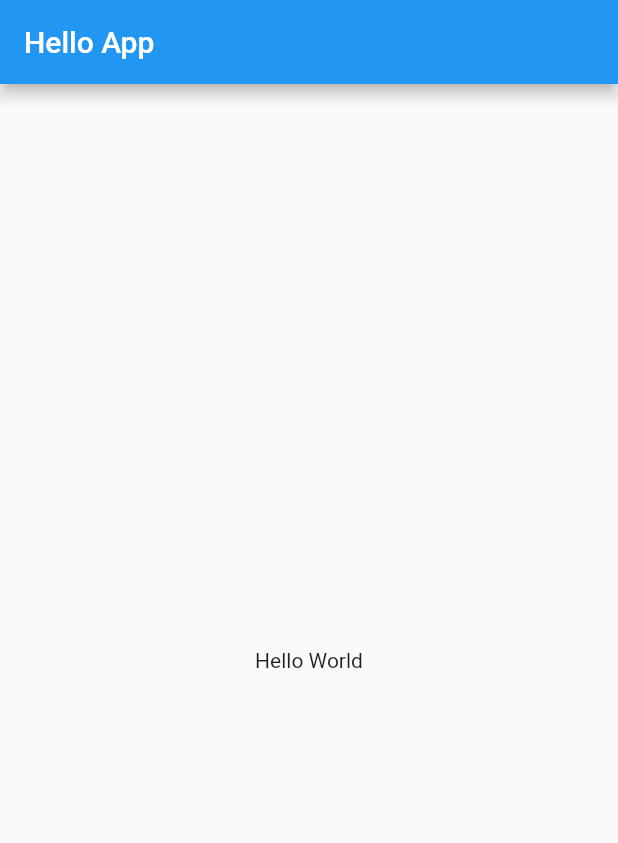
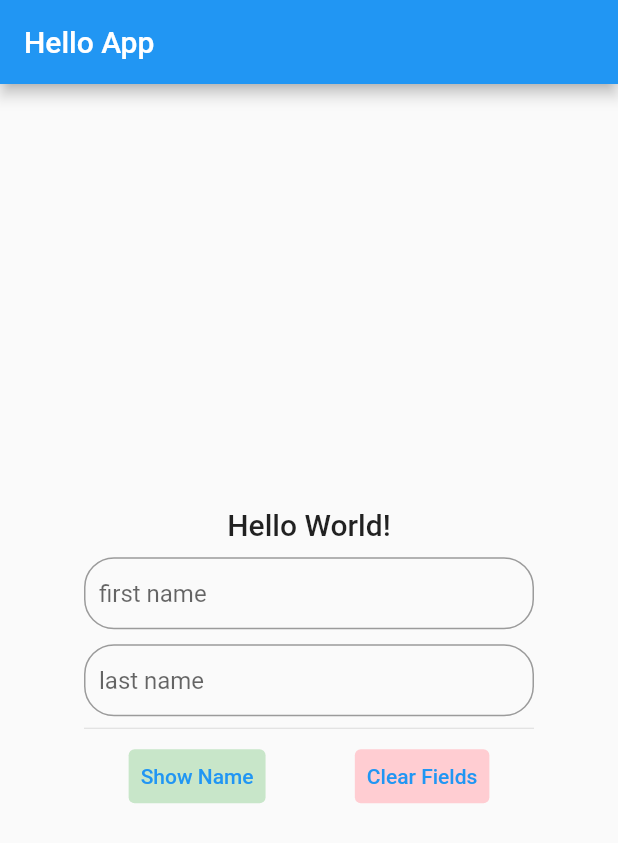
Before and after one commit to TechiePhil/hello_app, a Flutter app: the screen it shows after launch, on a phone screen of 412 x 824 dp. Shown: the top 843 px of the screen. Run offline on Flutter 3.47's test engine with Material 2 defaults, Android fonts, the phone set to English and light mode, and no system bars.

Commit message:
Added two input text fields and two buttons. The text fields are for the first and last name respectively, and the buttons are to display the names and to clear the text fields.

```diff
--- a/lib/main.dart
+++ b/lib/main.dart
@@ -12,15 +12,13 @@ class MyApp extends StatelessWidget {
       theme: ThemeData(
         primarySwatch: Colors.blue,
       ),
-      home: MyHomePage(title: 'Flutter Demo Home Page'),
+      home: MyHomePage(),
     );
   }
 }
 
 class MyHomePage extends StatefulWidget {
-  MyHomePage({Key? key, this.title}) : super(key: key);
-
-  final String? title;
+  MyHomePage({Key? key}) : super(key: key);
 
   @override
   _MyHomePageState createState() => _MyHomePageState();
@@ -28,10 +26,31 @@ class MyHomePage extends StatefulWidget {
 
 class _MyHomePageState extends State<MyHomePage> {
   late String firstName, lastName;
+  String message = 'Hello World!';
 
+  // TextField controllers
+  TextEditingController firstNameController = TextEditingController();
+  TextEditingController lastNameController = TextEditingController();
+
+  // method to display full name
   void showName() {
     setState(() {
+      // check to make sure both text fields have values before displaying them
+      if (firstNameController.text.isNotEmpty &&
+          lastNameController.text.isNotEmpty) {
+        message = '${firstNameController.text}, ${lastNameController.text}';
+        firstNameController.clear();
+        lastNameController.clear();
+      }
+    });
+  }
 
+  // method to clear all text field
+  void clearTextFields() {
+    setState(() {
+      firstNameController.clear();
+      lastNameController.clear();
+      message = 'Hello World!';
     });
   }
 
@@ -42,11 +61,64 @@ class _MyHomePageState extends State<MyHomePage> {
         title: Text('Hello App'),
       ),
       body: Center(
-        child: Column(
-          mainAxisAlignment: MainAxisAlignment.center,
-          children: <Widget>[
-            Text('Hello World')
-          ],
+        child: Container(
+          width: 300,
+          child: Column(
+            mainAxisAlignment: MainAxisAlignment.center,
+            children: <Widget>[
+              Text(
+                message,
+                style: TextStyle(
+                  fontSize: 20,
+                  fontWeight: FontWeight.w500,
+                )
+              ),
+              SizedBox(height: 10),
+              TextField(
+                controller: firstNameController,
+                decoration: InputDecoration(
+                  border: OutlineInputBorder(
+                    borderRadius: BorderRadius.all(Radius.circular(20))
+                  ),
+                  hintText: 'first name',
+                  contentPadding: EdgeInsets.only(left: 10)
+                )
+              ),
+              SizedBox(height: 10),
+              TextField(
+                controller: lastNameController,
+                decoration: InputDecoration(
+                  border: OutlineInputBorder(
+                    borderRadius: BorderRadius.all(Radius.circular(20))
+                  ),
+                  hintText: 'last name',
+                  contentPadding: EdgeInsets.only(left: 10)
+                )
+              ),
+              Divider(),
+              Row(
+                mainAxisAlignment: MainAxisAlignment.spaceAround,
+                children: <Widget>[
+                  TextButton(
+                    child: Text('Show Name'),
+                    style: ButtonStyle(
+                      backgroundColor: MaterialStateProperty.all(
+                        Colors.green[100]),
+                    ),
+                    onPressed: showName,
+                  ),
+                  TextButton(
+                    child: Text('Clear Fields'),
+                    style: ButtonStyle(
+                      backgroundColor: MaterialStateProperty.all(
+                        Colors.red[100]),
+                    ),
+                    onPressed: clearTextFields,
+                  )
+                ]
+              )
+            ],
+          ),
         ),
       ),
     );
```
